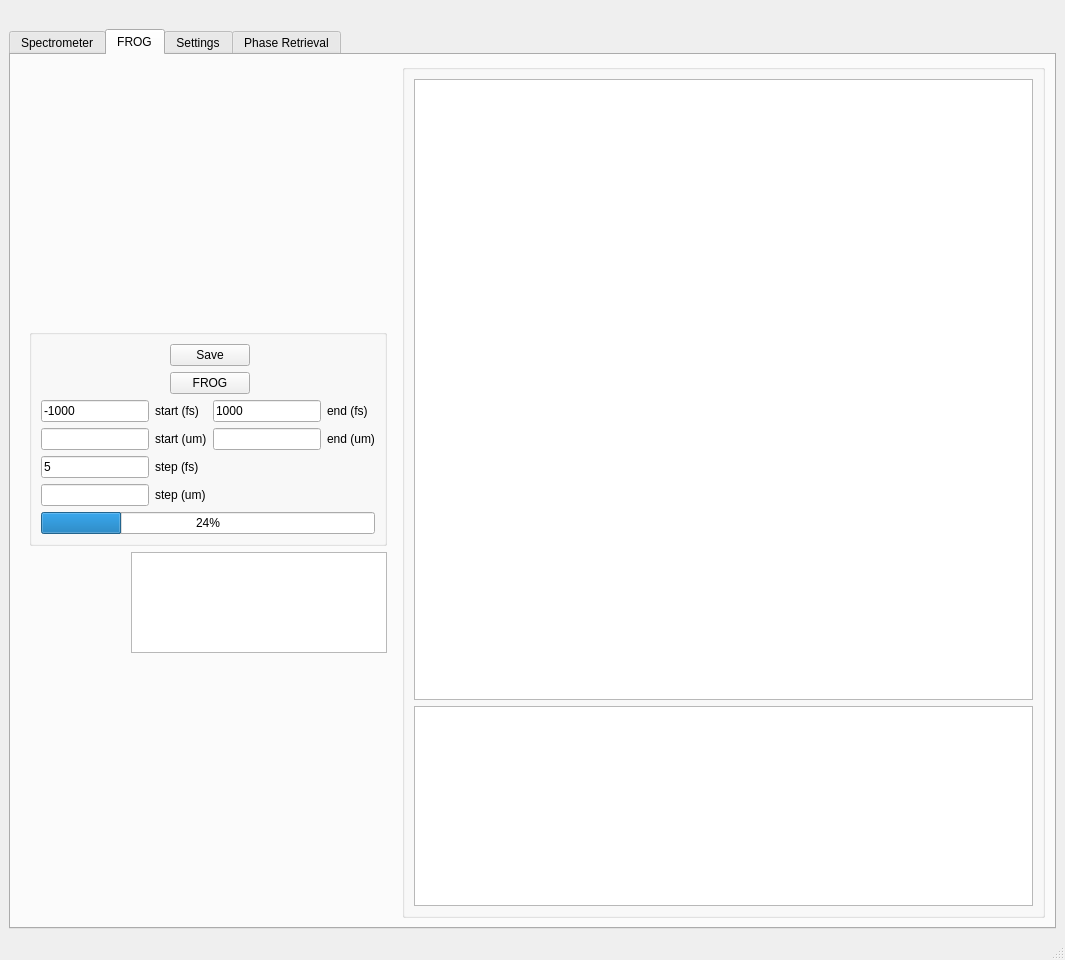
Above: qt_designer/form.ui from peter-chang62/Chi-3-FROG before the change. Below: the same form after it.
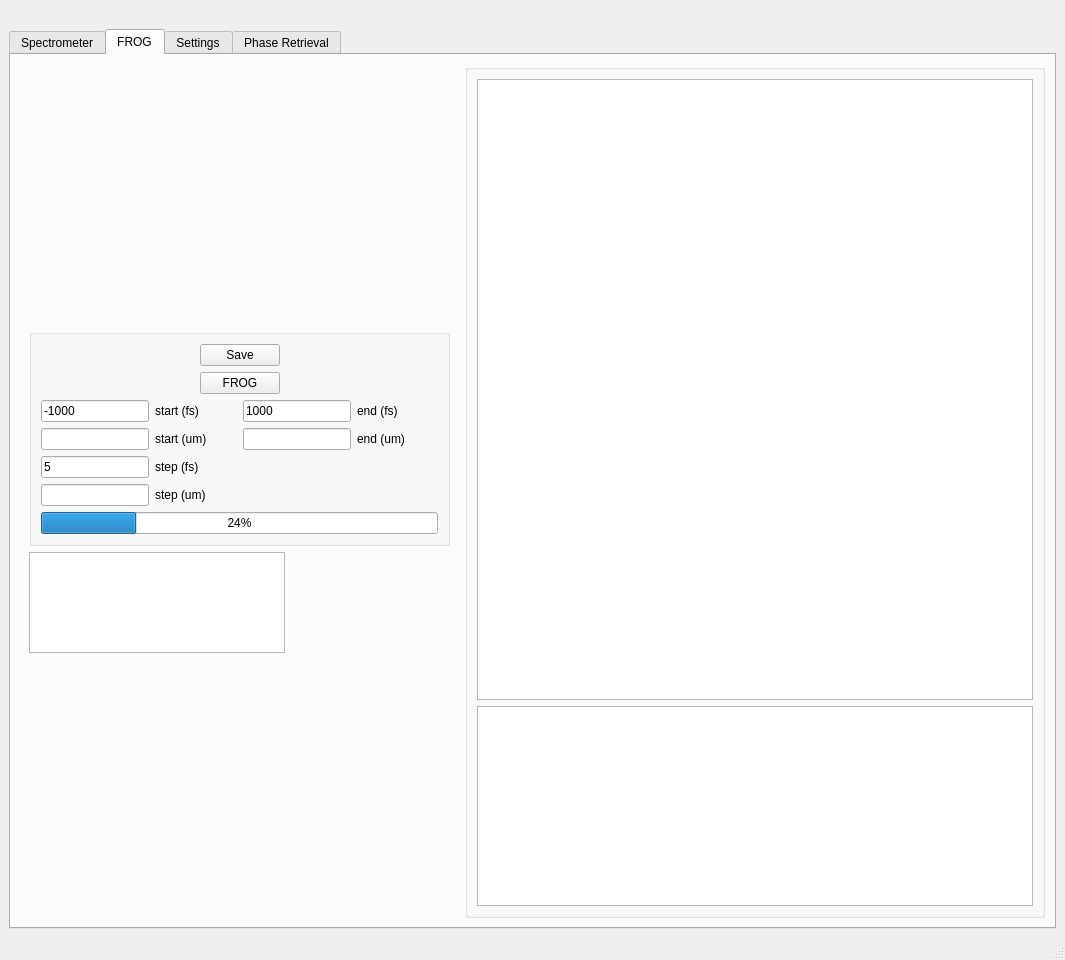
That is the form after the change. Icons and pictures are not drawn. Custom widgets are drawn as their Qt base class.

```diff
--- a/qt_designer/form.ui
+++ b/qt_designer/form.ui
@@ -14,7 +14,7 @@
    <string>Chi3 FROG</string>
   </property>
   <widget class="QWidget" name="centralwidget">
-   <layout class="QGridLayout" name="gridLayout_3">
+   <layout class="QGridLayout" name="gridLayout_4">
     <item row="0" column="0">
      <widget class="QLabel" name="label_2">
       <property name="sizePolicy">
@@ -444,8 +444,8 @@
             <verstretch>0</verstretch>
            </sizepolicy>
           </property>
-          <layout class="QVBoxLayout" name="verticalLayout_17">
-           <item>
+          <layout class="QGridLayout" name="gridLayout_3">
+           <item row="0" column="0" colspan="2">
             <widget class="QGroupBox" name="groupBox">
              <layout class="QVBoxLayout" name="verticalLayout">
               <item>
@@ -621,22 +621,7 @@
              </layout>
             </widget>
            </item>
-           <item>
-            <layout class="QHBoxLayout" name="horizontalLayout_14">
-             <item>
-              <spacer name="horizontalSpacer_20">
-               <property name="orientation">
-                <enum>Qt::Horizontal</enum>
-               </property>
-               <property name="sizeHint" stdset="0">
-                <size>
-                 <width>40</width>
-                 <height>20</height>
-                </size>
-               </property>
-              </spacer>
-             </item>
-             <item>
+           <item row="1" column="0">
               <widget class="QTextBrowser" name="tb_frog_error">
                <property name="maximumSize">
                 <size>
@@ -646,7 +631,18 @@
                </property>
               </widget>
              </item>
-            </layout>
+           <item row="1" column="1">
+            <spacer name="horizontalSpacer_20">
+             <property name="orientation">
+              <enum>Qt::Horizontal</enum>
+             </property>
+             <property name="sizeHint" stdset="0">
+              <size>
+               <width>159</width>
+               <height>20</height>
+              </size>
+             </property>
+            </spacer>
            </item>
           </layout>
          </widget>
```
Lines whose indentation alone changed are shown as unchanged.
